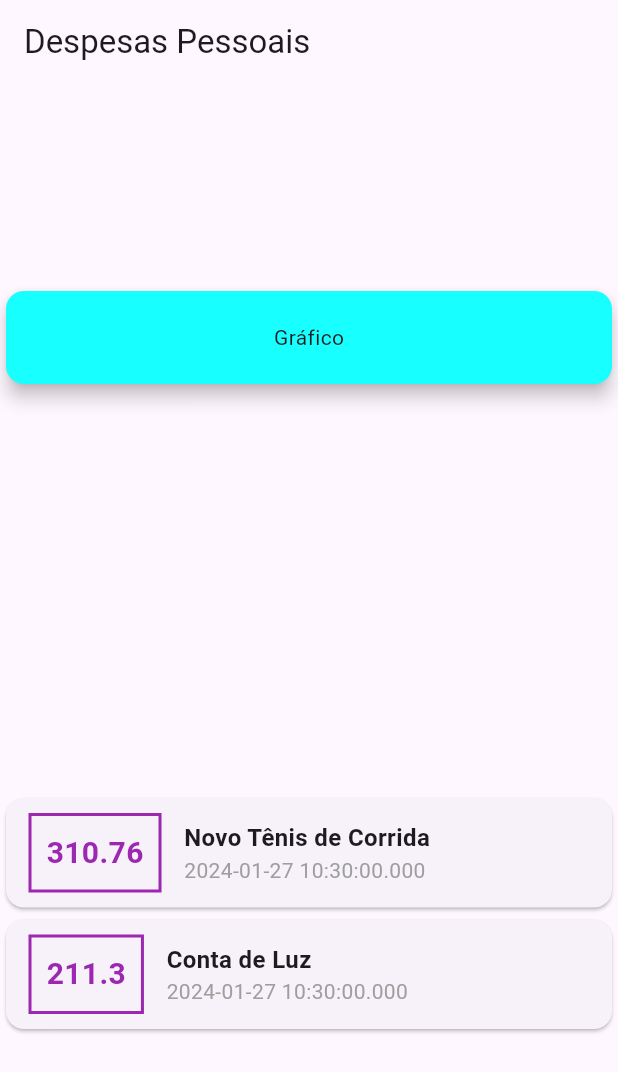
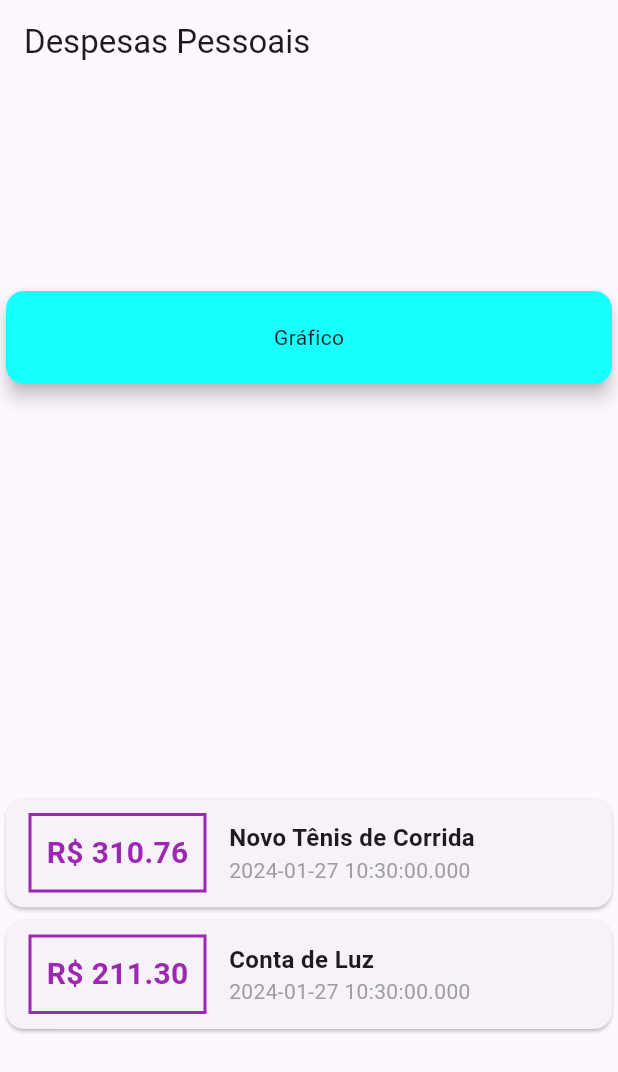
Before and after one commit to kaiqueBellmont/flutter-expenses, a Flutter app: the screen it shows after launch, on a phone screen of 412 x 824 dp. Shown: the top 1072 px of the screen. Run offline on Flutter 3.47's test engine with Material 3 defaults, Android fonts, the phone set to English and light mode, and no system bars.

```diff
--- a/lib/main.dart
+++ b/lib/main.dart
@@ -69,7 +69,7 @@ class MyHomePage extends StatelessWidget {
                     ),
                     padding: const EdgeInsets.all(10),
                     child: Text(
-                      tr.amount.toString(),
+                      'R\$ ${tr.amount.toStringAsFixed(2)}',
                       style: const TextStyle(
                         fontWeight: FontWeight.bold,
                         fontSize: 20,
```
